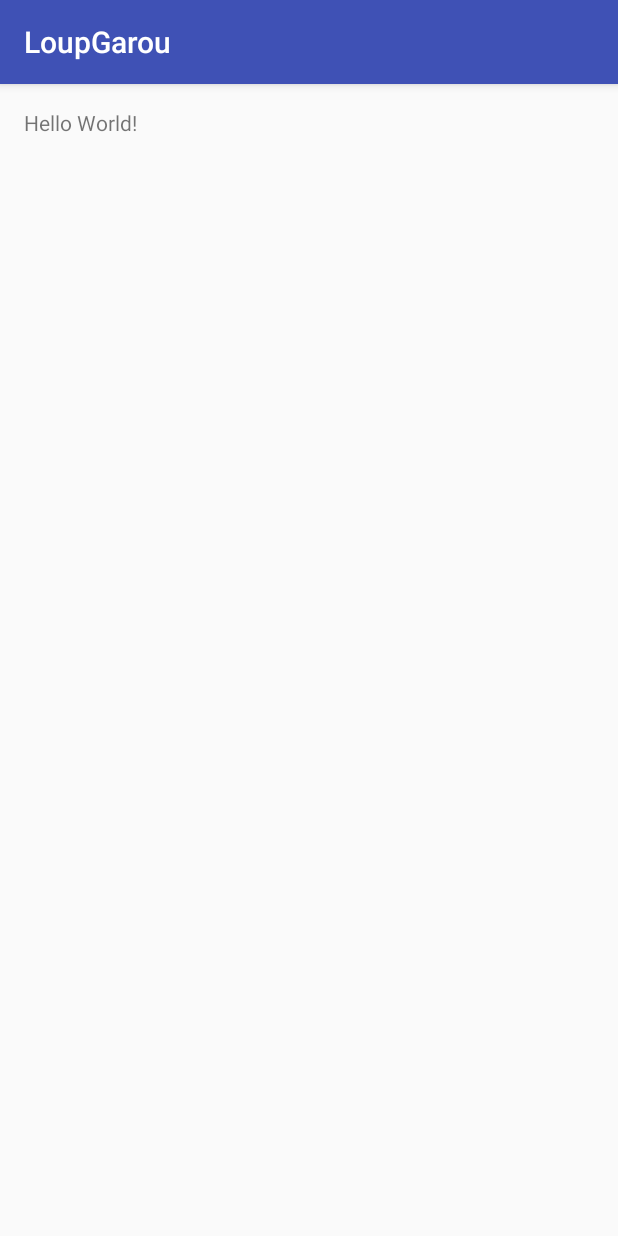
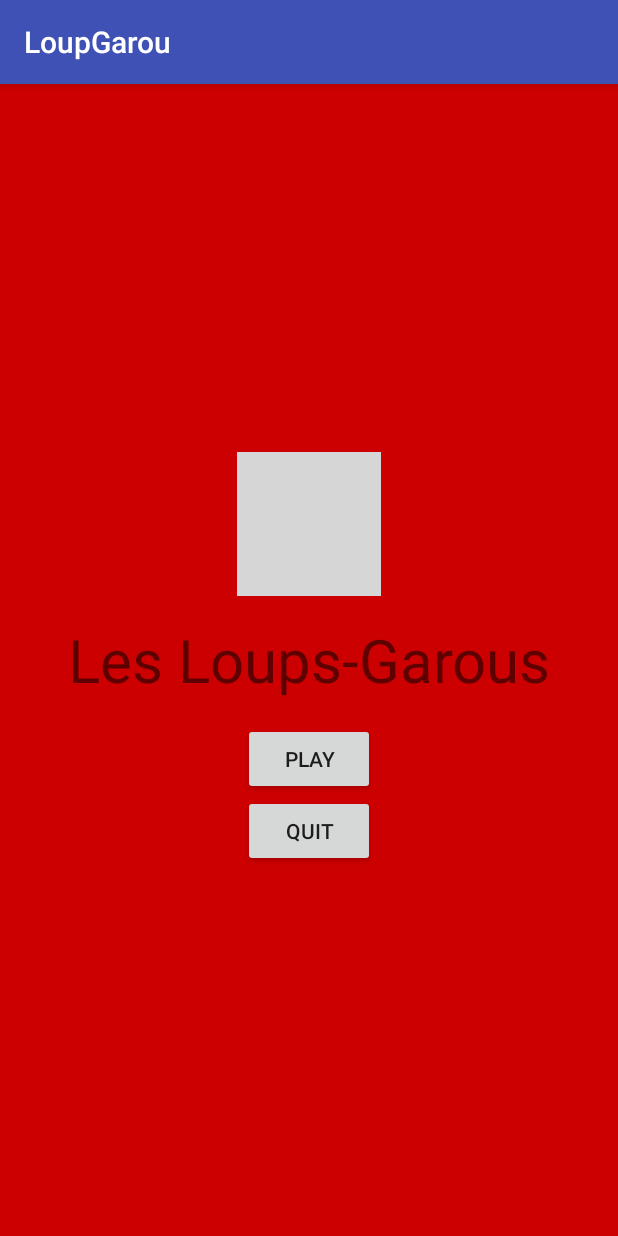
Before and after one commit to Epono/5A-3DJV-LoupGarou, an Android app: the screen it shows after launch (MainActivity), on a phone screen of 412 x 824 dp. Run offline under Robolectric (Android 15) with nearby library versions, the phone set to English and light mode, and no system bars; grey boxes are pictures that could not be loaded.

Commit message:
Main Screen

```diff
--- a/app/src/main/java/fr/esgi/davidghetto/loupgarou/activities/MainActivity.java
+++ b/app/src/main/java/fr/esgi/davidghetto/loupgarou/activities/MainActivity.java
@@ -14,6 +14,8 @@ public class MainActivity extends AppCompatActivity {
     protected void onCreate(Bundle savedInstanceState) {
         super.onCreate(savedInstanceState);
         setContentView(R.layout.activity_main);
+
+        //testDB();
     }
 
     public void testDB() {
--- a/app/src/main/res/layout/activity_main.xml
+++ b/app/src/main/res/layout/activity_main.xml
@@ -3,14 +3,39 @@
     xmlns:tools="http://schemas.android.com/tools"
     android:layout_width="match_parent"
     android:layout_height="match_parent"
-    android:paddingBottom="@dimen/activity_vertical_margin"
-    android:paddingLeft="@dimen/activity_horizontal_margin"
-    android:paddingRight="@dimen/activity_horizontal_margin"
-    android:paddingTop="@dimen/activity_vertical_margin"
-    tools:context=".activities.MainActivity">
+    android:orientation="vertical"
+    android:background="@android:color/holo_red_dark">
+
+    <ImageView
+        android:background="@drawable/loup_garou"
+        android:layout_centerHorizontal="true"
+        android:layout_above="@id/title_text"
+        android:layout_width="wrap_content"
+        android:layout_height="wrap_content" />
 
     <TextView
+        android:id="@+id/title_text"
+        android:gravity="center"
+        android:textSize="40sp"
+        android:padding="15dp"
+        android:layout_centerInParent="true"
+        android:layout_width="fill_parent"
+        android:layout_height="wrap_content"
+        android:text="@string/app_title" />
+
+    <Button
+        android:id="@+id/play_button"
+        android:text="@string/play_text_button"
+        android:layout_centerHorizontal="true"
+        android:layout_below="@id/title_text"
         android:layout_width="wrap_content"
-        android:layout_height="wrap_content"
-        android:text="Hello World!" />
+        android:layout_height="wrap_content" />
+
+    <Button
+        android:id="@+id/quit_button"
+        android:text="@string/quit_text_button"
+        android:layout_centerHorizontal="true"
+        android:layout_below="@id/play_button"
+        android:layout_width="wrap_content"
+        android:layout_height="wrap_content" />
 </RelativeLayout>
--- a/app/src/main/res/values/strings.xml
+++ b/app/src/main/res/values/strings.xml
@@ -1,3 +1,6 @@
 <resources>
     <string name="app_name">LoupGarou</string>
+    <string name="app_title">Les Loups-Garous</string>
+    <string name="quit_text_button">Quit</string>
+    <string name="play_text_button">Play</string>
 </resources>
```
